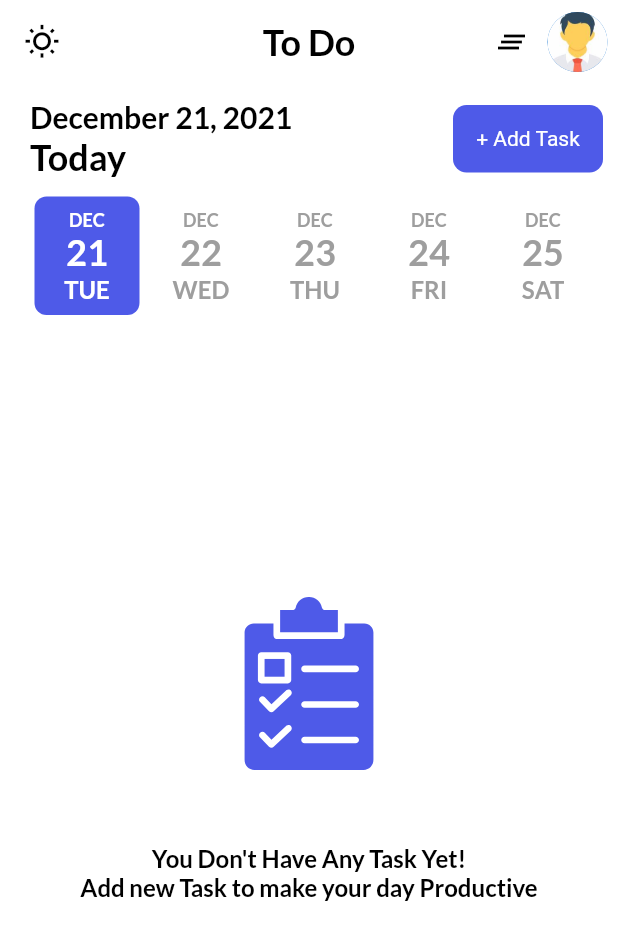
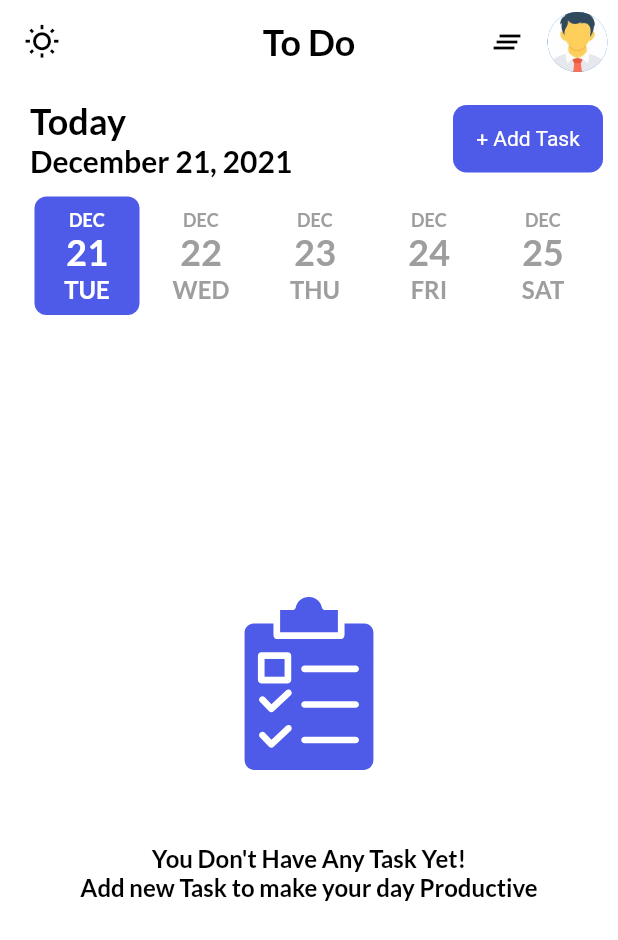
Before and after one commit to AbdArrahmanD/my_todo, a Flutter app: the screen it shows after launch, on a phone screen of 412 x 824 dp. Shown: the top 940 px of the screen. Run offline on Flutter 3.47's test engine with Material 2 defaults, Android fonts, the phone set to English and light mode, and no system bars; drawn by our look-alikes of date_picker_timeline; our stand-ins replace flutter_local_notifications, flutter_native_timezone, flutter_staggered_animations, flutter_svg, get, get_storage and 4 more; accounts and stored records are empty.

```diff
--- a/lib/main.dart
+++ b/lib/main.dart
@@ -1,8 +1,8 @@
 import 'package:flutter/material.dart';
 import 'package:get/get.dart';
 import 'package:get_storage/get_storage.dart';
-import 'package:my_todo/controllers/task_controller.dart';
 
+import 'controllers/task_controller.dart';
 import 'controllers/theme_controller.dart';
 import 'db/db_services.dart';
 import 'models/themes.dart';
@@ -53,15 +53,17 @@ class MyApp extends StatelessWidget {
                   onPressed: () {
                     taskController.deleteAllTask();
                     NotifyHelper().cancelAllNotification();
+                    // HomeScreen.selectedList.clear();
+                    // debugPrint('selectedList : ${HomeScreen.selectedList}');
                   },
                 )
               : Container(),
           const Padding(
-            padding: EdgeInsets.only(right: 7),
+            padding: EdgeInsets.only(right: 7, left: 3),
             child: CircleAvatar(
               backgroundImage: AssetImage('assets/images/person.jpeg'),
             ),
-          )
+          ),
         ],
         elevation: 0,
         backgroundColor: Theme.of(context).backgroundColor,
--- a/lib/views/pages/home_screen.dart
+++ b/lib/views/pages/home_screen.dart
@@ -16,6 +16,7 @@ import '../widgets/task_tile.dart';
 import 'add_task_screen.dart';
 
 class HomeScreen extends StatefulWidget {
+  // static List selectedList = [];
   const HomeScreen({Key? key}) : super(key: key);
 
   @override
@@ -23,6 +24,14 @@ class HomeScreen extends StatefulWidget {
 }
 
 class _HomeScreenState extends State<HomeScreen> {
+  // @override
+  // void didChangeDependencies() {
+  //   taskController.getTask();
+  //   // taskController.tasksHelper(selectedDate);
+  //   debugPrint('didChangeDependencies');
+  //   super.didChangeDependencies();
+  // }
+
   @override
   void initState() {
     taskController.getTask();
@@ -31,7 +40,7 @@ class _HomeScreenState extends State<HomeScreen> {
   }
 
   TaskController taskController = Get.put(TaskController());
-  DateTime selecedDate = DateTime.now();
+  DateTime selectedDate = DateTime.now();
 
   @override
   Widget build(BuildContext context) {
@@ -58,12 +67,12 @@ class _HomeScreenState extends State<HomeScreen> {
               crossAxisAlignment: CrossAxisAlignment.start,
               children: [
                 Text(
+                  'Today',
+                  style: headingStyle(),
+                ),
+                Text(
                   DateFormat.yMMMMd().format(DateTime.now()),
                   style: subHeadingStyle(),
-                ),
-                Text(
-                  'Today',
-                  style: headingStyle(),
                 ),
               ],
             ),
@@ -94,20 +103,19 @@ class _HomeScreenState extends State<HomeScreen> {
               size: 12, color: Colors.grey, fontWeight: FontWeight.w600),
           onDateChange: (newDate) {
             setState(() {
-              selecedDate = newDate;
+              selectedDate = newDate;
             });
           },
         ),
       );
 
-  Obx showTasks() {
-    List selectedList = [];
-    Iterable<Task> tasks = taskController.tasksList
-        .where((task) => task.date == DateFormat.yMd().format(selecedDate));
-    selectedList.addAll(tasks);
+  showTasks() {
+    // taskController.tasksHelper(selectedDate);
+    // debugPrint('tasksList 10 : ${taskController.tasksList}');
     return Obx(
       () => Expanded(
-          child: taskController.tasksList.isEmpty || selectedList.isEmpty
+          // child: taskController.tasksList.isEmpty || HomeScreen.selectedList.isEmpty
+          child: taskController.tasksList.isEmpty
               ? noTaskYet()
               : RefreshIndicator(
                   onRefresh: refresh,
@@ -119,18 +127,21 @@ class _HomeScreenState extends State<HomeScreen> {
                               : Axis.vertical,
                       itemBuilder: (context, index) {
                         Task task = taskController.tasksList[index];
+
                         if (task.repeat == 'Daily' ||
-                            task.date == DateFormat.yMd().format(selecedDate) ||
+                            task.date ==
+                                DateFormat.yMd().format(selectedDate) ||
                             (task.repeat == 'Weekly' &&
-                                selecedDate
+                                selectedDate
                                             .difference(DateFormat.yMd()
                                                 .parse(task.date))
                                             .inDays %
                                         7 ==
                                     0) ||
                             (task.repeat == 'Monthly' &&
-                                selecedDate.day ==
+                                selectedDate.day ==
                                     DateFormat.yMd().parse(task.date).day)) {
+                          debugPrint('in builder');
                           return AnimationConfiguration.staggeredList(
                             duration: const Duration(milliseconds: 400),
                             position: index,
@@ -159,7 +170,7 @@ class _HomeScreenState extends State<HomeScreen> {
     );
   }
 
-  Container noTaskYet() => Container(
+  Widget noTaskYet() => Container(
         margin: const EdgeInsets.symmetric(vertical: 10, horizontal: 20),
         child: RefreshIndicator(
           onRefresh: refresh,
@@ -194,9 +205,7 @@ class _HomeScreenState extends State<HomeScreen> {
   showButtomSheet(Task task, Color tileColor) => Get.bottomSheet(Container(
         margin: const EdgeInsets.symmetric(vertical: 8, horizontal: 20),
         width: SizeConfig.screenWidth,
-        height: SizeConfig.orientation == Orientation.portrait
-            ? SizeConfig.screenHeight * 0.35
-            : SizeConfig.screenHeight * 0.9,
+        height: SizeConfig.orientation == Orientation.portrait ? 270 : 370,
         decoration: BoxDecoration(
           borderRadius: BorderRadius.circular(15),
           color: tileColor.withOpacity(0.8),
@@ -242,7 +251,8 @@ class _HomeScreenState extends State<HomeScreen> {
                     Container(
                       margin: const EdgeInsets.symmetric(vertical: 5),
                       child: const Divider(
-                        color: white,
+                        color: Colors.grey,
+                        thickness: 1,
                       ),
                     ),
                     modelSheetButton(
```
Also changed, not shown: lib/controllers/task_controller.dart (+11 -0 lines), lib/views/pages/add_task_screen.dart (+28 -22 lines).
